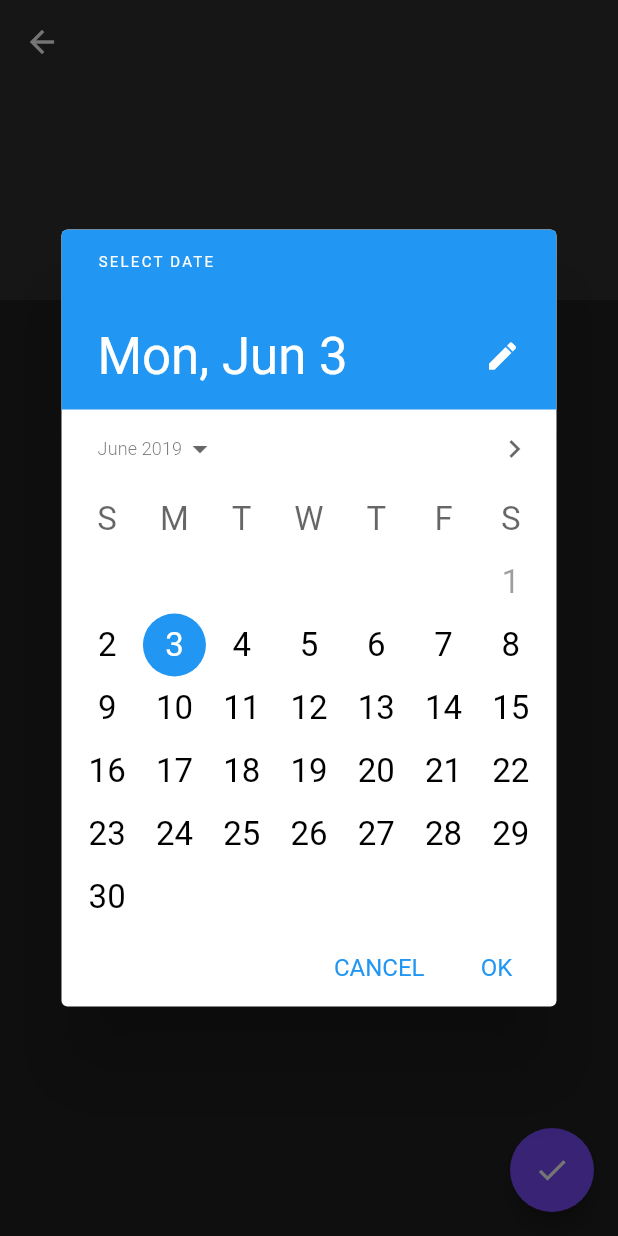
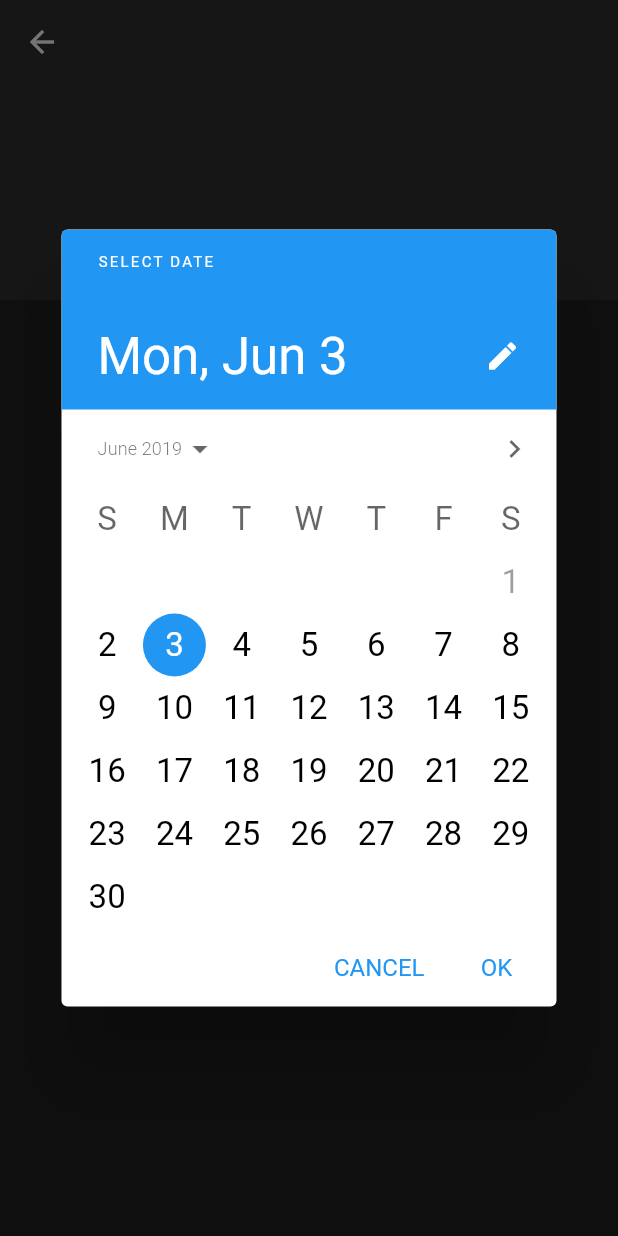
Before and after one commit to Emil1483/Reminders, a Flutter app: the AddEventRoute screen opened by its route, after a tap on "Time", on a phone screen of 412 x 824 dp. Run offline on Flutter 3.47's test engine with Material 2 defaults, Android fonts, the phone set to English and light mode, and no system bars.

Commit message:
added animations for done button

```diff
--- a/lib/routes/add_event_route.dart
+++ b/lib/routes/add_event_route.dart
@@ -10,19 +10,29 @@ class AddEventRoute extends StatefulWidget {
   _AddEventRouteState createState() => _AddEventRouteState();
 }
 
-class _AddEventRouteState extends State<AddEventRoute> {
+class _AddEventRouteState extends State<AddEventRoute>
+    with SingleTickerProviderStateMixin {
+  AnimationController _controller;
+
   DateTime _eventDate;
   String _eventName = "";
-
   bool _shouldSetDate = true;
 
   static DateTime _initDate = DateTime.now().add(Duration(days: 1));
-
   static TimeOfDay _initTime = _roundedToHour(TimeOfDay.now());
 
   @override
   initState() {
     super.initState();
+    _controller = AnimationController(
+      vsync: this,
+      duration: Duration(milliseconds: 500),
+    );
+  }
+
+  dispose() {
+    super.dispose();
+    _controller.dispose();
   }
 
   static TimeOfDay _roundedToHour(TimeOfDay dateTime) {
@@ -61,12 +71,16 @@ class _AddEventRouteState extends State<AddEventRoute> {
 
   Future<Null> _setEventDate(BuildContext context) async {
     DateTime date = await _selectDate(context);
-    if (date == null) return;
-    TimeOfDay time = await _selectTime(context);
-    if (date == null || time == null) {
-      _eventDate = null;
+    if (date == null) {
+      _controller.forward();
       return;
     }
+    TimeOfDay time = await _selectTime(context);
+    if (time == null) {
+      _controller.forward();
+      return;
+    }
+
     setState(() {
       _eventDate = DateTime(
         date.year,
@@ -76,6 +90,7 @@ class _AddEventRouteState extends State<AddEventRoute> {
         time.minute,
       );
     });
+    _controller.forward();
     return;
   }
 
@@ -147,7 +162,13 @@ class _AddEventRouteState extends State<AddEventRoute> {
       _shouldSetDate = false;
     });
     return Scaffold(
-      floatingActionButton: FloatingActionButton(
+      floatingActionButton: AnimatedBuilder(
+        animation: _controller,
+        builder: (BuildContext context, Widget child) {
+          if (_shouldSetDate) return Container();
+          return Transform.scale(
+            scale: Curves.bounceOut.transform(_controller.value),
+            child: FloatingActionButton(
               onPressed: () {
                 EventModel.of(context).addEvent(
                   Event(
@@ -158,6 +179,9 @@ class _AddEventRouteState extends State<AddEventRoute> {
                 Navigator.pop(context);
               },
               child: Icon(Icons.done),
+            ),
+          );
+        },
       ),
       body: CustomScrollView(
         slivers: <Widget>[
```
Lines whose indentation alone changed are shown as unchanged.
